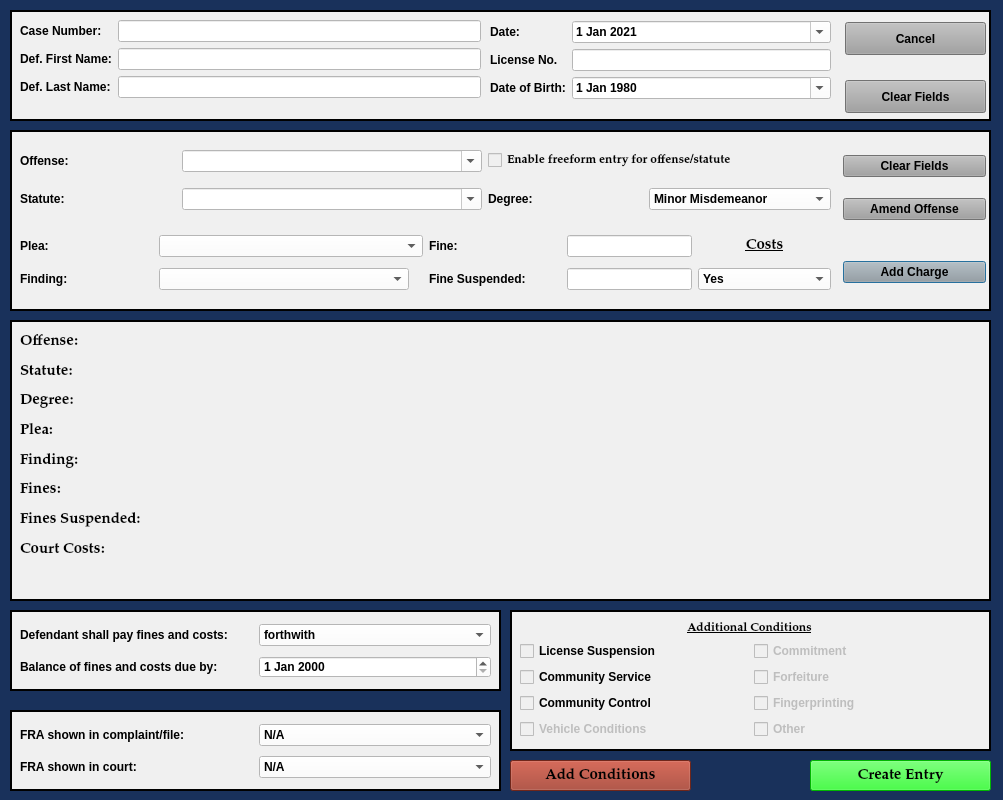
Before: the Qt Designer form resources/ui/MinorMisdemeanorDialog.ui in HunterProgram22/MuniEntry, drawn with Qt 5.
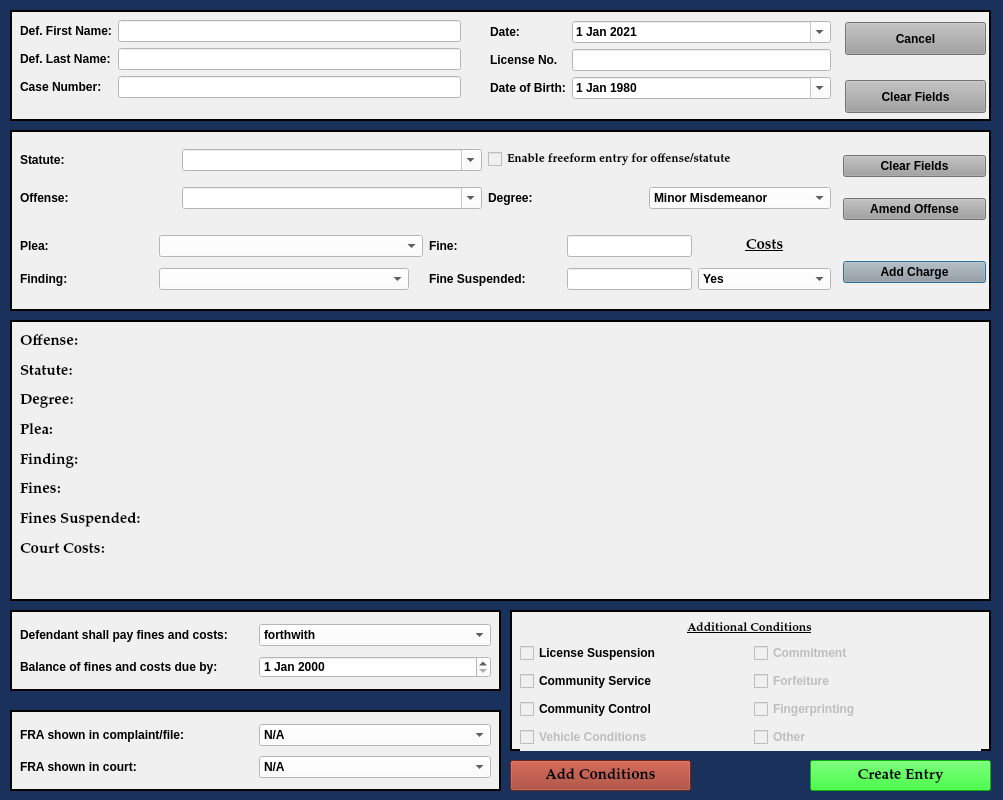
After: the same form once the commit is applied.

What changed in the file:
```diff
--- a/resources/ui/MinorMisdemeanorDialog.ui
+++ b/resources/ui/MinorMisdemeanorDialog.ui
@@ -449,25 +449,28 @@
      </item>
     </layout>
    </widget>
-   <widget class="QWidget" name="layoutWidget">
+   <widget class="QWidget" name="">
     <property name="geometry">
      <rect>
       <x>10</x>
-      <y>10</y>
+      <y>9</y>
       <width>811</width>
       <height>81</height>
      </rect>
     </property>
     <layout class="QGridLayout" name="gridLayout_3">
      <item row="0" column="0">
-      <widget class="QLabel" name="label_15">
+      <widget class="QLabel" name="label_6">
        <property name="text">
-        <string>Offense:</string>
+        <string>Statute:</string>
        </property>
       </widget>
      </item>
      <item row="0" column="1">
-      <widget class="QComboBox" name="offense_choice_box">
+      <widget class="QComboBox" name="statute_choice_box">
+       <property name="enabled">
+        <bool>true</bool>
+       </property>
        <property name="minimumSize">
         <size>
          <width>300</width>
@@ -505,17 +508,14 @@
       </widget>
      </item>
      <item row="1" column="0">
-      <widget class="QLabel" name="label_6">
+      <widget class="QLabel" name="label_15">
        <property name="text">
-        <string>Statute:</string>
+        <string>Offense:</string>
        </property>
       </widget>
      </item>
      <item row="1" column="1">
-      <widget class="QComboBox" name="statute_choice_box">
-       <property name="enabled">
-        <bool>true</bool>
-       </property>
+      <widget class="QComboBox" name="offense_choice_box">
        <property name="minimumSize">
         <size>
          <width>300</width>
@@ -839,7 +839,7 @@
       <x>480</x>
       <y>11</y>
       <width>341</width>
-      <height>96</height>
+      <height>91</height>
      </rect>
     </property>
     <layout class="QFormLayout" name="formLayout_4">
@@ -938,44 +938,24 @@
      </item>
     </layout>
    </widget>
-   <widget class="QWidget" name="layoutWidget">
+   <widget class="QWidget" name="">
     <property name="geometry">
      <rect>
       <x>10</x>
       <y>10</y>
-      <width>461</width>
-      <height>98</height>
+      <width>441</width>
+      <height>91</height>
      </rect>
     </property>
-    <layout class="QFormLayout" name="formLayout_3">
+    <layout class="QFormLayout" name="formLayout">
      <item row="0" column="0">
-      <widget class="QLabel" name="label_3">
-       <property name="text">
-        <string>Case Number:</string>
-       </property>
-      </widget>
-     </item>
-     <item row="0" column="1">
-      <widget class="QLineEdit" name="case_number_lineEdit">
-       <property name="maximumSize">
-        <size>
-         <width>500</width>
-         <height>16777215</height>
-        </size>
-       </property>
-       <property name="styleSheet">
-        <string notr="true">background-color: rgb(255, 255, 255);</string>
-       </property>
-      </widget>
-     </item>
-     <item row="1" column="0">
       <widget class="QLabel" name="label">
        <property name="text">
         <string>Def. First Name:</string>
        </property>
       </widget>
      </item>
-     <item row="1" column="1">
+     <item row="0" column="1">
       <widget class="QLineEdit" name="defendant_first_name_lineEdit">
        <property name="maximumSize">
         <size>
@@ -988,14 +968,14 @@
        </property>
       </widget>
      </item>
-     <item row="2" column="0">
+     <item row="1" column="0">
       <widget class="QLabel" name="label_2">
        <property name="text">
         <string>Def. Last Name:</string>
        </property>
       </widget>
      </item>
-     <item row="2" column="1">
+     <item row="1" column="1">
       <widget class="QLineEdit" name="defendant_last_name_lineEdit">
        <property name="enabled">
         <bool>true</bool>
@@ -1005,6 +985,26 @@
        </property>
       </widget>
      </item>
+     <item row="2" column="0">
+      <widget class="QLabel" name="label_3">
+       <property name="text">
+        <string>Case Number:</string>
+       </property>
+      </widget>
+     </item>
+     <item row="2" column="1">
+      <widget class="QLineEdit" name="case_number_lineEdit">
+       <property name="maximumSize">
+        <size>
+         <width>500</width>
+         <height>16777215</height>
+        </size>
+       </property>
+       <property name="styleSheet">
+        <string notr="true">background-color: rgb(255, 255, 255);</string>
+       </property>
+      </widget>
+     </item>
     </layout>
    </widget>
   </widget>
@@ -1256,7 +1256,7 @@
       <x>10</x>
       <y>31</y>
       <width>461</width>
-      <height>101</height>
+      <height>112</height>
      </rect>
     </property>
     <layout class="QGridLayout" name="gridLayout_5">
```
Left out of the diff: 17 changed lines with no effect on the pictures.
